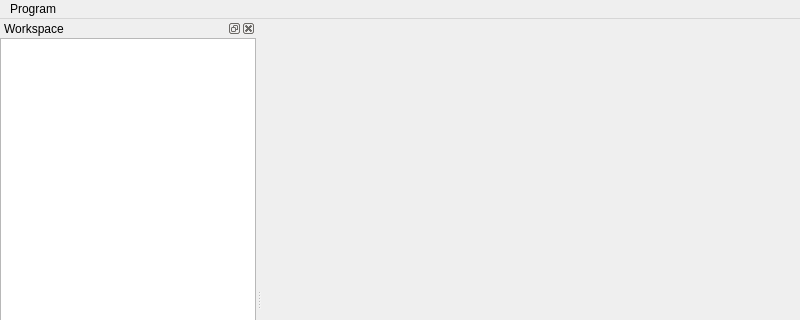
Above: tools/morfeus_gui/application/mainwindow.ui from jeffmeese/morfeus before the change; both pictures show x 0 to 800 and y 0 to 320 of the 800 by 600 pixel window. Below: the same form after it.
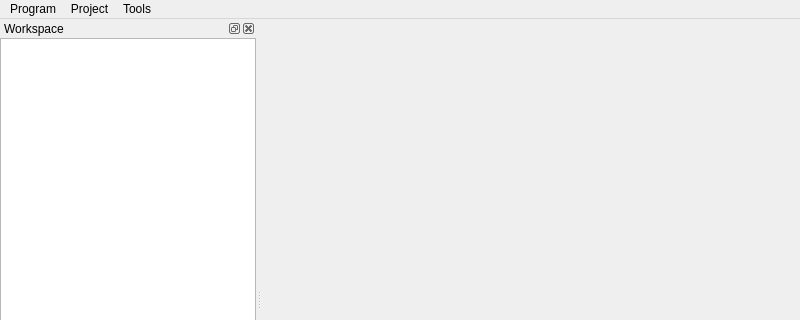
That is the form after the change.

Diff of the .ui file:
```diff
--- a/tools/morfeus_gui/application/mainwindow.ui
+++ b/tools/morfeus_gui/application/mainwindow.ui
@@ -37,7 +37,22 @@
     <addaction name="separator"/>
     <addaction name="actionExit"/>
    </widget>
+   <widget class="QMenu" name="menuProject">
+    <property name="title">
+     <string>Project</string>
+    </property>
+    <addaction name="actionAdd_Rectangle"/>
+   </widget>
+   <widget class="QMenu" name="menuTools">
+    <property name="title">
+     <string>Tools</string>
+    </property>
+    <addaction name="actionUndo"/>
+    <addaction name="actionRedo"/>
+   </widget>
    <addaction name="menuProgram"/>
+   <addaction name="menuProject"/>
+   <addaction name="menuTools"/>
   </widget>
   <widget class="QStatusBar" name="statusbar"/>
   <widget class="QDockWidget" name="cWorkspaceDocker">
```
Left out of the diff: 17 changed lines with no effect on the pictures.
